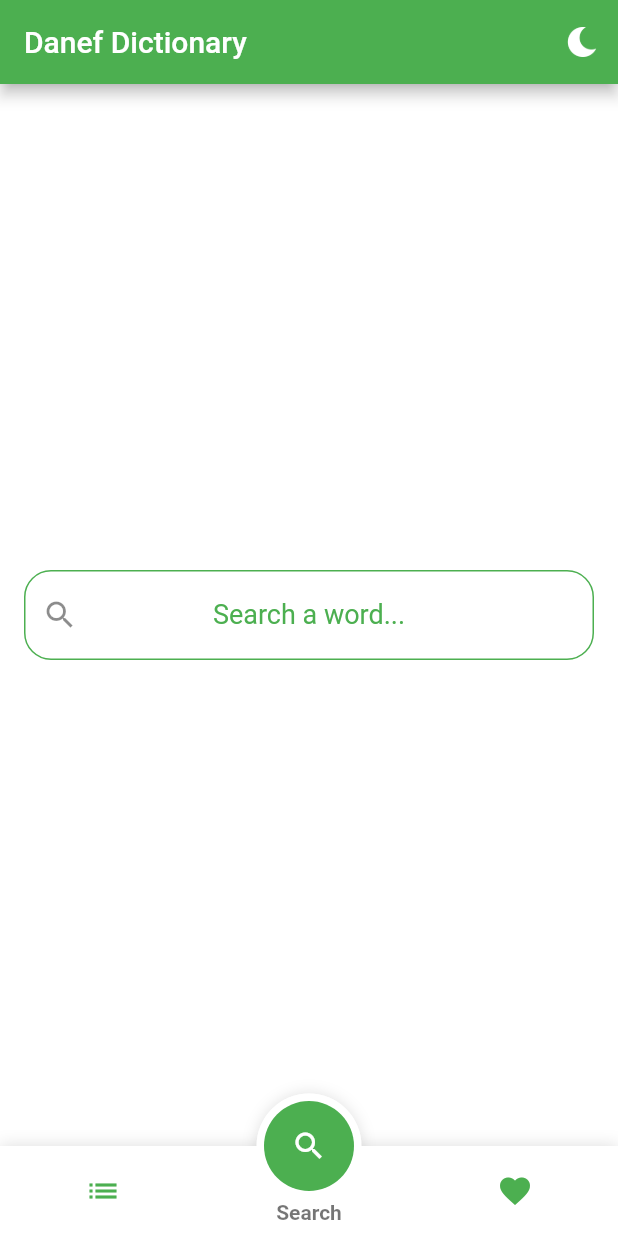
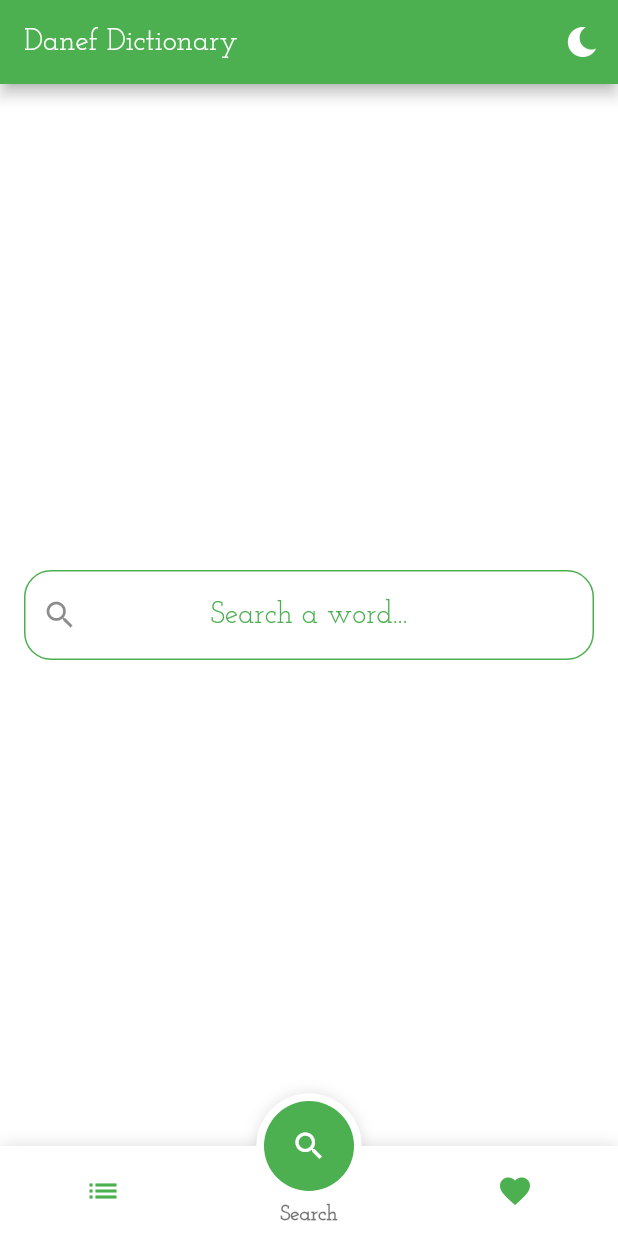
Before and after one commit to SametSahin10/danef-dictionary, a Flutter app: the screen it shows after launch, on a phone screen of 412 x 824 dp. Run offline on Flutter 3.47's test engine with Material 2 defaults, Android fonts, the phone set to English and light mode, and no system bars; drawn by our look-alikes of fancy_bottom_navigation, flutter_typeahead; generated files the repository leaves out were written again.

Commit message:
Using JosefinSlab as font

```diff
--- a/lib/config/themes.dart
+++ b/lib/config/themes.dart
@@ -5,6 +5,7 @@ lightTheme(context) {
     primarySwatch: Colors.green,
     primaryColor: Colors.green,
     accentColor: Colors.green,
+    fontFamily: 'JosefinSlab',
     scaffoldBackgroundColor: Colors.white,
     disabledColor: Colors.green,
     indicatorColor: Colors.green,
@@ -37,7 +38,7 @@ lightTheme(context) {
           width: 1
         )
       ),
-      hintStyle: TextStyle(fontSize: 18),
+      hintStyle: TextStyle(fontSize: 20),
     ),
     hintColor: Colors.green
   );
--- a/lib/widgets/search_field.dart
+++ b/lib/widgets/search_field.dart
@@ -53,7 +53,6 @@ class _SearchFieldState extends State<SearchField> {
         return ListTile(
           leading: Icon(
             Icons.input,
-
           ),
           title: Text(suggestion),
         );
--- a/pubspec.yaml
+++ b/pubspec.yaml
@@ -29,3 +29,7 @@ flutter:
   assets:
     - assets/
     - assets/images/
+  fonts:
+    - family: JosefinSlab
+      fonts:
+        - asset: assets/fonts/JosefinSlab-Regular.ttf
```
Also changed, not shown: lib/screens/archive.dart (+7 -1 lines), assets/fonts/JosefinSlab-Light.ttf (added), assets/fonts/JosefinSlab-Regular.ttf (added), assets/fonts/JosefinSlab-SemiBold.ttf (added).
